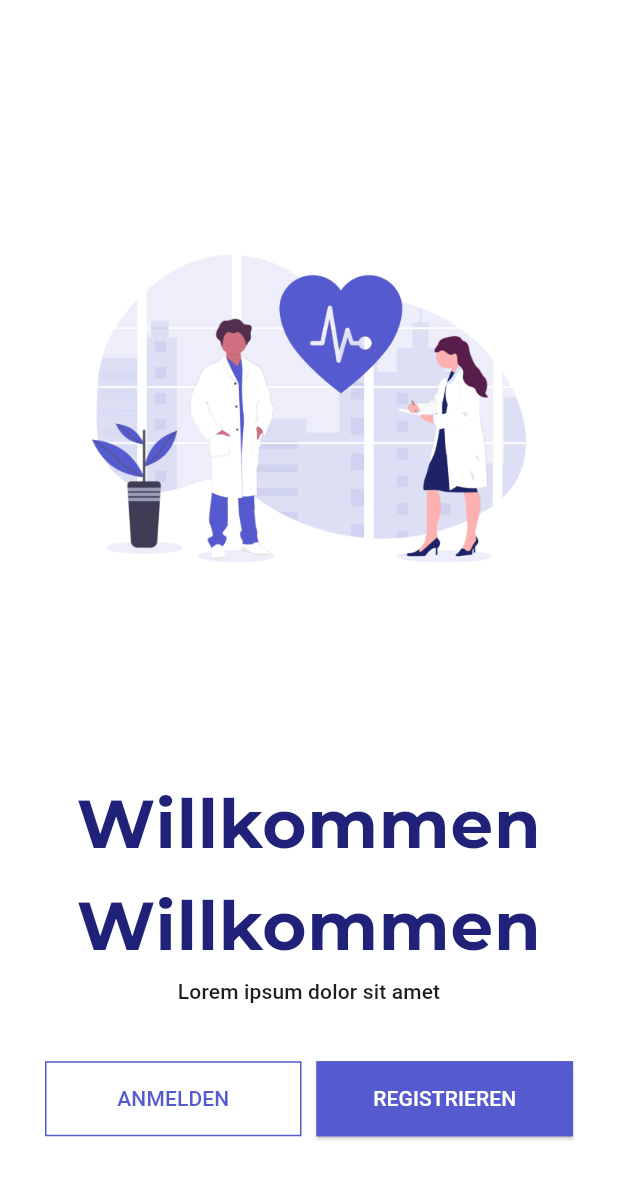
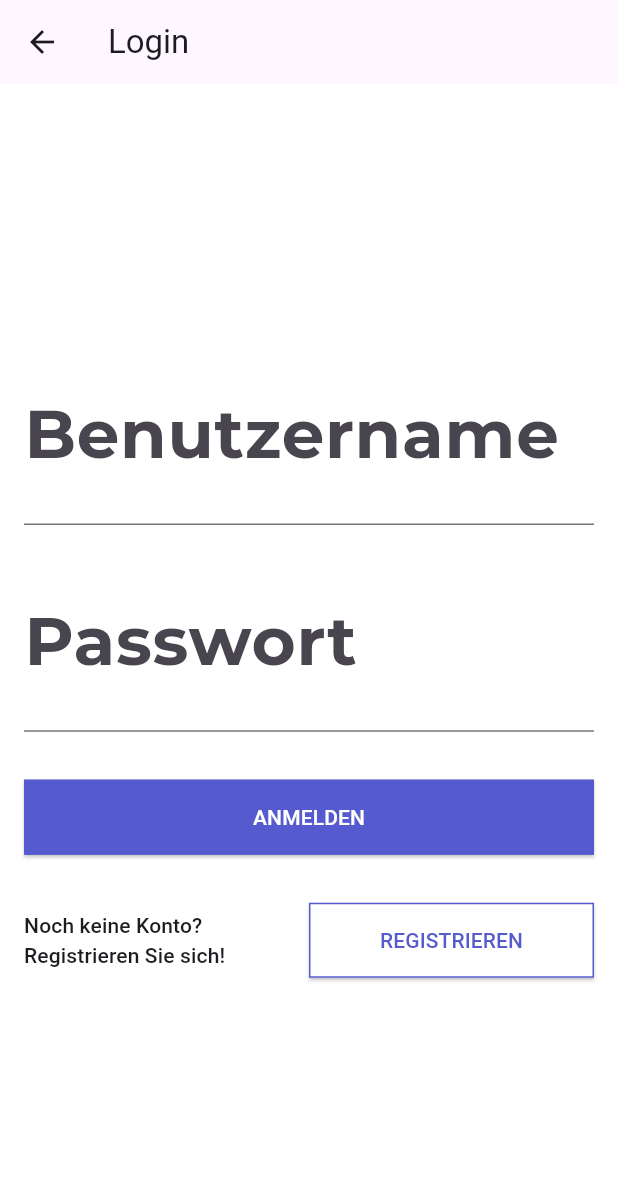
Before and after one commit to veroscsj4/app-for-public-health, a Flutter app: the screen it shows after launch, after a tap on "ANMELDEN", on a phone screen of 412 x 824 dp. Shown: the top 1179 px of the screen. Run offline on Flutter 3.47's test engine with Material 3 defaults, Android fonts, the phone set to English and light mode, and no system bars; our stand-ins replace get, google_fonts.

Commit message:
Login Seite

```diff
--- a/mobile_app_for_public_health/lib/main.dart
+++ b/mobile_app_for_public_health/lib/main.dart
@@ -1,6 +1,8 @@
 import 'package:flutter/material.dart';
 import 'src/authentification/screens/welcome/welcome.dart';
 import 'src/constants/styles.dart';
+import 'package:get/get.dart';
+
 
 
 void main() {
@@ -11,9 +13,10 @@ class App extends StatelessWidget{
 
   @override
   Widget build(BuildContext context){
-    return MaterialApp(
+    return GetMaterialApp(
       theme: AppTheme.lightTheme,
       home: WelcomePage(),
+      //home: LoginScreen(),
     );
   }
 }
--- /dev/null
+++ b/mobile_app_for_public_health/lib/src/authentification/screens/main/dashboardMain.dart
@@ -0,0 +1,15 @@
+import 'package:flutter/material.dart';
+import 'package:mobile_app_for_public_health/src/constants/styles.dart';
+import 'package:get/get.dart';
+
+class dashboardMain extends StatefulWidget {
+@override
+ _dashboardMain createState() => _dashboardMain();
+}
+class _dashboardMain extends State<dashboardMain> {
+  @override
+  Widget build(BuildContext context) {
+    return Scaffold();
+  }
+
+}
--- /dev/null
+++ b/mobile_app_for_public_health/lib/src/authentification/screens/welcome/login.dart
@@ -0,0 +1,85 @@
+import 'package:flutter/material.dart';
+import 'package:mobile_app_for_public_health/src/constants/styles.dart';
+import 'package:mobile_app_for_public_health/src/authentification/screens/main/dashboardMain.dart';
+import 'package:get/get.dart';
+
+class LoginScreen extends StatefulWidget {
+  @override
+  _LoginScreenState createState() => _LoginScreenState();
+}
+
+class _LoginScreenState extends State<LoginScreen> {
+  TextEditingController _usernameController = TextEditingController();
+  TextEditingController _passwordController = TextEditingController();
+
+  @override
+  Widget build(BuildContext context) {
+    return Scaffold(
+      appBar: AppBar(
+        title: Text('Login'),
+      ),
+      body: Padding(
+          padding: const EdgeInsets.all(16.0),
+          child: Column(
+            mainAxisAlignment: MainAxisAlignment.center,
+            children: [
+              TextField(
+                controller: _usernameController,
+                decoration: InputDecoration(labelText: 'Benutzername'),
+              ),
+              SizedBox(height: 16.0),
+              TextField(
+                controller: _passwordController,
+                obscureText: true,
+                decoration: InputDecoration(labelText: 'Passwort'),
+              ),
+              SizedBox(height: 32.0),
+              Row(
+                children: [
+                  Expanded(
+                    child: ElevatedButton(
+                        onPressed: () {
+                          Get.to(()=>dashboardMain());
+                          // TODO DB
+                          String username = _usernameController.text;
+                          String password = _passwordController.text;
+                          print('Benutzername: $username, Passwort: $password');
+                        },
+                        style: OutlinedButton.styleFrom(
+                          shape: RoundedRectangleBorder(),
+                          foregroundColor: whiteColor,
+                          backgroundColor: primaryColor,
+                          side: BorderSide(color: primaryColor),
+                          padding: EdgeInsets.symmetric(vertical: buttonHeight),
+                        ),
+                        child: Text("Anmelden".toUpperCase())),
+                  ),
+                ],
+              ),
+              SizedBox(height: 32.0),
+              Row(
+                children: [
+                  Expanded(
+                    child: Text('Noch keine Konto? Registrieren Sie sich!',
+                        style: Theme.of(context).textTheme.titleSmall),
+                  ),
+                  SizedBox(height: 32.0),
+                  Expanded(
+                      child: ElevatedButton(
+                          onPressed: () {},
+                          style: OutlinedButton.styleFrom(
+                            shape: RoundedRectangleBorder(),
+                            foregroundColor: primaryColor,
+                            backgroundColor: whiteColor,
+                            side: BorderSide(color: primaryColor),
+                            padding:
+                                EdgeInsets.symmetric(vertical: buttonHeight),
+                          ),
+                          child: Text("Registrieren".toUpperCase()))),
+                ],
+              )
+            ],
+          )),
+    );
+  }
+}
--- a/mobile_app_for_public_health/lib/src/authentification/screens/welcome/welcome.dart
+++ b/mobile_app_for_public_health/lib/src/authentification/screens/welcome/welcome.dart
@@ -1,6 +1,8 @@
 import 'package:flutter/material.dart';
+import 'package:mobile_app_for_public_health/src/authentification/screens/welcome/login.dart';
 import 'package:mobile_app_for_public_health/src/constants/styles.dart';
 import '../../../constants/img_path.dart';
+import 'package:get/get.dart';
 
 class WelcomePage extends StatelessWidget {
   const WelcomePage({Key? key}) : super(key: key);
@@ -10,18 +12,12 @@ class WelcomePage extends StatelessWidget {
     return Scaffold(
       body: Container(
         padding: EdgeInsets.all(defaultSize),
-
         child: Column(
           mainAxisAlignment: MainAxisAlignment.spaceEvenly,
           children: [
             Image(image: AssetImage(welcomePNG), height: height * 0.5),
             Column(
               children: [
-                Text(
-                  "Willkommen",
-                  style: Theme.of(context).textTheme.bodyLarge,
-                  textAlign: TextAlign.center,
-                ),
                 Text(
                   "Willkommen",
                   style: Theme.of(context).textTheme.bodyLarge,
@@ -38,12 +34,14 @@ class WelcomePage extends StatelessWidget {
               children: [
                 Expanded(
                   child: OutlinedButton(
-                      onPressed: () {},
+                    onPressed: () {
+                      Get.to(()=>LoginScreen());
+                    },
                     style: OutlinedButton.styleFrom(
                       shape: RoundedRectangleBorder(),
                       foregroundColor: primaryColor,
                       backgroundColor: whiteColor,
-                        side:BorderSide(color: primaryColor ),
+                      side: BorderSide(color: primaryColor),
                       padding: EdgeInsets.symmetric(vertical: buttonHeight),
                     ),
                     child: Text("Anmelden".toUpperCase()),
@@ -53,17 +51,17 @@ class WelcomePage extends StatelessWidget {
                   width: 10.0,
                 ),
                 Expanded(
-
                   child: ElevatedButton(
                       onPressed: () {},
                       style: OutlinedButton.styleFrom(
                         shape: RoundedRectangleBorder(),
                         foregroundColor: whiteColor,
                         backgroundColor: primaryColor,
-                        side:BorderSide(color: primaryColor),
+                        side: BorderSide(color: primaryColor),
                         padding: EdgeInsets.symmetric(vertical: buttonHeight),
                       ),
-                      child: Text("Registrieren".toUpperCase())),
+                      child: Text("Registrieren".toUpperCase())
+                  ),
                 ),
               ],
             )
--- a/mobile_app_for_public_health/pubspec.yaml
+++ b/mobile_app_for_public_health/pubspec.yaml
@@ -31,6 +31,7 @@ dependencies:
   flutter:
     sdk: flutter
   http: ^1.1.0
+  get:
 
 
   # The following adds the Cupertino Icons font to your application.
```
Also changed, not shown: mobile_app_for_public_health/pubspec.lock. Lines whose indentation alone changed are shown as unchanged.
